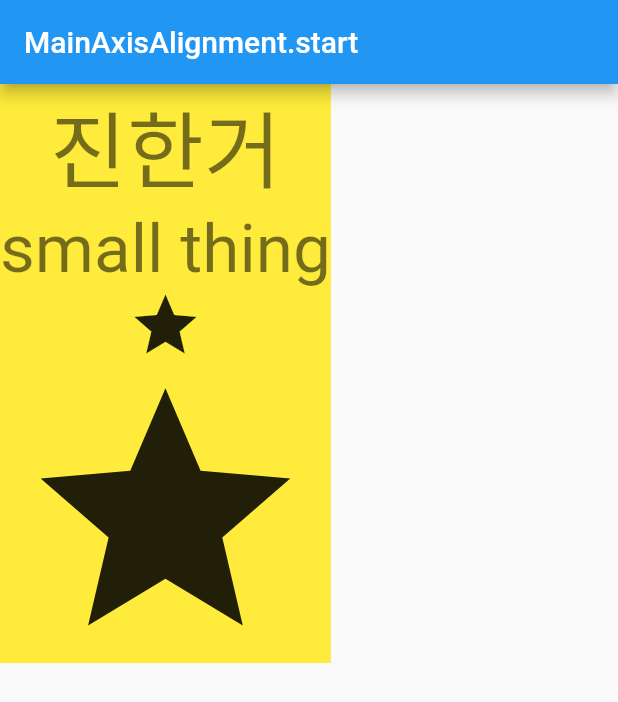
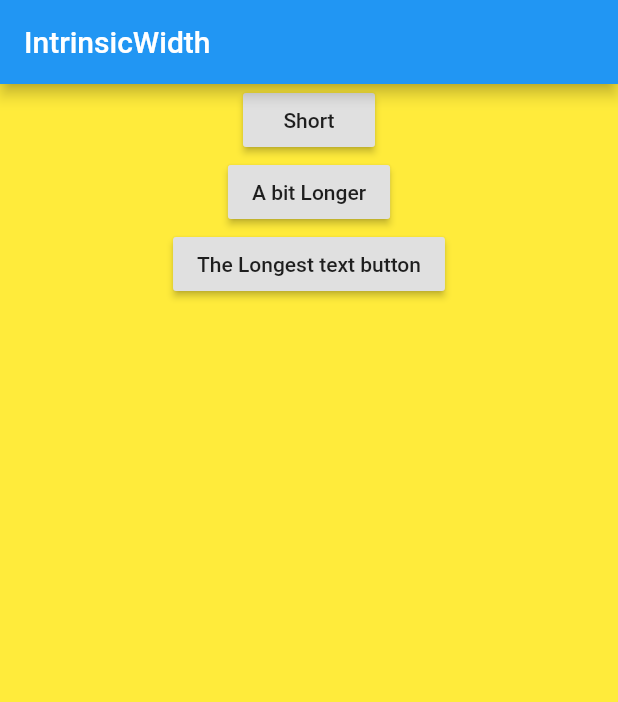
Before and after one commit to after-six/flutter-tutorial-mb, a Flutter app: the screen it shows after launch, on a phone screen of 412 x 824 dp. Shown: the top 702 px of the screen. Run offline on Flutter 3.47's test engine with Material 2 defaults, Android fonts, the phone set to English and light mode, and no system bars.

Commit message:
IntrinsicWidth

```diff
--- a/layout_sheet/lib/main.dart
+++ b/layout_sheet/lib/main.dart
@@ -10,7 +10,7 @@ class MyApp extends StatelessWidget {
       theme: ThemeData(
         primarySwatch: Colors.blue,
       ),
-      home: MyHomePage(title: 'MainAxisAlignment.start'),
+      home: MyHomePage(title: 'IntrinsicWidth'),
     );
   }
 }
@@ -33,22 +33,23 @@ class _MyHomePageState extends State<MyHomePage> {
       ),
       body: Container(
         color: Colors.yellow,
-        child: Column(
-//          crossAxisAlignment: CrossAxisAlignment.stretch,
-        mainAxisSize: MainAxisSize.min,
-//          textBaseline: TextBaseline.alphabetic,
-          children: <Widget>[
-            Text(
-              '진한거',
-              style: Theme.of(context).textTheme.display3,
-            ),
-            Text(
-              'small thing',
-              style: Theme.of(context).textTheme.display2,
-            ),
-            Icon(Icons.star, size: 50),
-            Icon(Icons.star, size: 200),
-          ],
+        child: Center(
+          child: Column(
+            children: <Widget>[
+              RaisedButton(
+                onPressed: () {},
+                child: Text('Short'),
+              ),
+              RaisedButton(
+                onPressed: () {},
+                child: Text('A bit Longer'),
+              ),
+              RaisedButton(
+                onPressed: () {},
+                child: Text('The Longest text button'),
+              ),
+            ],
+          ),
         ),
       ),
     );
```
